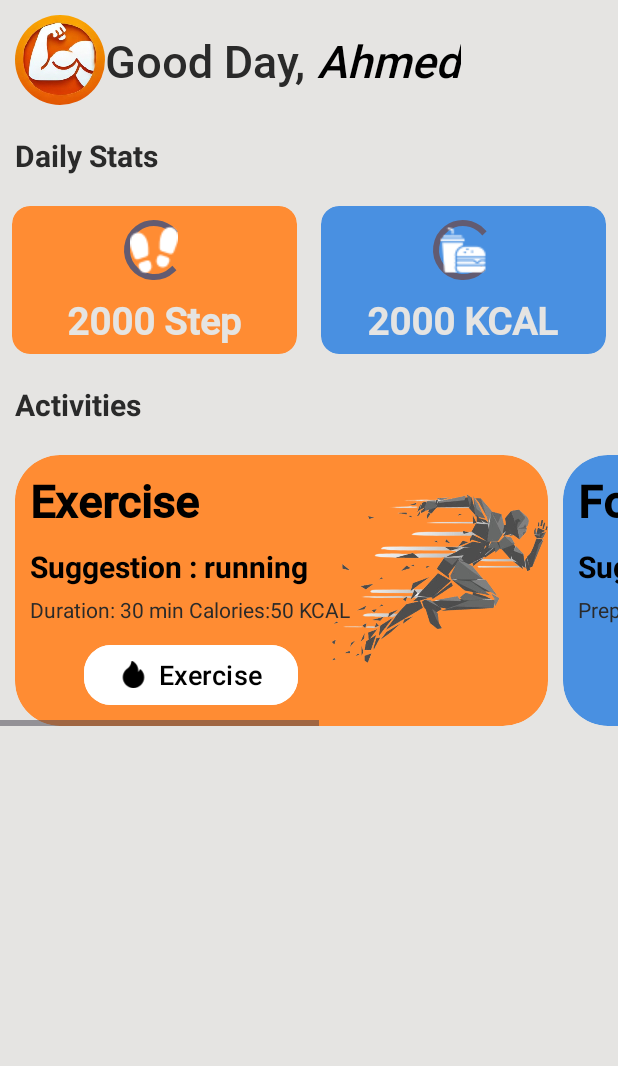
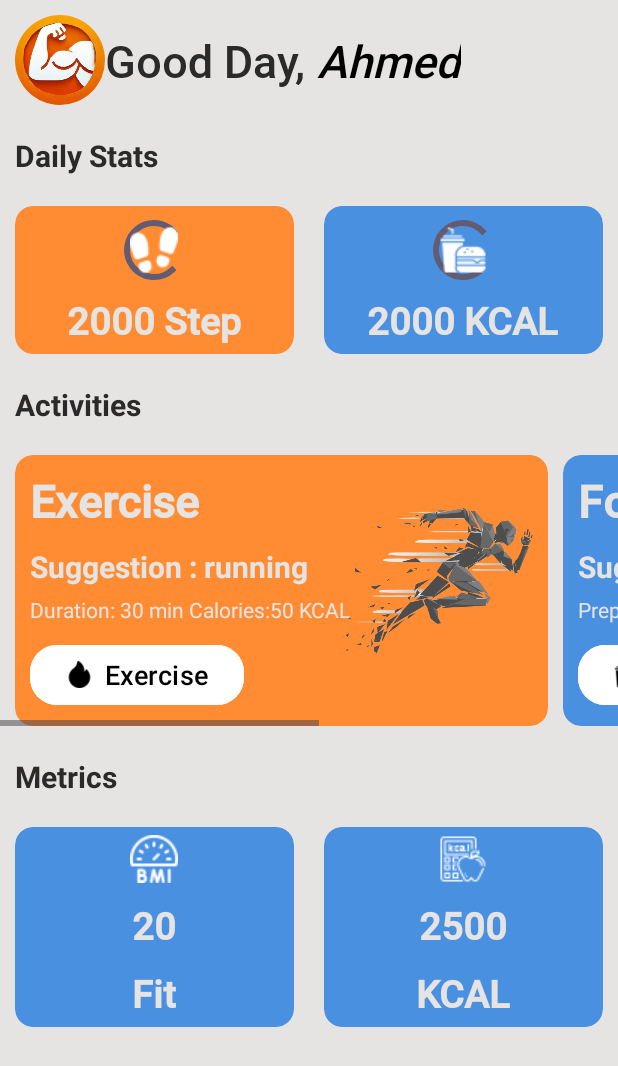
Before and after one commit to Sian1902/Go-Healthy, an Android app built with Jetpack Compose: the layout fragment_home_page.xml on its own in the app's theme, with its tools: preview values and no code run, on a phone screen of 412 x 824 dp. Shown: the top 1066 px of the screen. Run offline under Robolectric (Android 15) with nearby library versions, the phone set to English and light mode, and no system bars; plain views replace CircularProgressBar.

Commit message:
finished home page

```diff
--- a/app/build.gradle.kts
+++ b/app/build.gradle.kts
@@ -85,7 +85,7 @@ dependencies {
     implementation(libs.androidx.activity)
     implementation(libs.androidx.constraintlayout)
     implementation(libs.androidx.appcompat)
-
+    implementation ("com.github.chetankoli1.BottomNavigation:chetanbottomnavigation:0.0.3")
 // Testing
     testImplementation(libs.junit)
     androidTestImplementation(libs.androidx.junit)
--- a/app/src/main/java/com/example/gohealthy/view/MainActivity.kt
+++ b/app/src/main/java/com/example/gohealthy/view/MainActivity.kt
@@ -38,6 +38,7 @@ import com.example.gohealthy.viewModel.StepsCounterVM
 import com.google.android.gms.common.SignInButton.ColorScheme
 import com.google.android.material.bottomnavigation.BottomNavigationView
 import com.google.firebase.auth.FirebaseAuth
+import com.sagarkoli.chetanbottomnavigation.chetanBottomNavigation
 import kotlinx.coroutines.launch
 
 
@@ -92,16 +93,28 @@ class MainActivity : AppCompatActivity(), SensorEventListener {
         handleBackPress()
 
 
-        val bottomNavigationView = findViewById<BottomNavigationView>(R.id.btmNavBar)
+        val bottomNavigationView = findViewById<chetanBottomNavigation>(R.id.btmNavBar)
+        bottomNavigationView.add(chetanBottomNavigation.Model(1, R.drawable.home))
+        bottomNavigationView.add(chetanBottomNavigation.Model(2, R.drawable.user))
+        bottomNavigationView.add(chetanBottomNavigation.Model(3, R.drawable.history))
+        bottomNavigationView.add(chetanBottomNavigation.Model(4, R.drawable.baseline_chat_24))
+        bottomNavigationView.setOnShowListener { item ->
 
-
-
-        NavigationUI.setupWithNavController(bottomNavigationView, navController)
+            true
+        }
+        bottomNavigationView.setOnClickMenuListener {
+            when (it.id) {
+                1 -> navController.navigate(R.id.homePageFragment)
+                2 -> navController.navigate(R.id.profileFragment)
+                3 -> navController.navigate(R.id.historyFragment)
+                4 -> navController.navigate(R.id.homePageFragment)
+            }
+        }
 
         // Hide/show bottom navigation based on fragment
         navController.addOnDestinationChangedListener { _, destination, _ ->
             when (destination.id) {
-                R.id.welcomeFragment, R.id.signUpFragment, R.id.chatFragment, R.id.signinFragment,R.id.dailyReportFragment-> {
+                R.id.welcomeFragment, R.id.signUpFragment, R.id.signinFragment,R.id.dailyReportFragment-> {
                     bottomNavigationView.visibility = View.GONE
                 }
                 else -> {
@@ -186,12 +199,6 @@ class MainActivity : AppCompatActivity(), SensorEventListener {
         }
     }
 
-    override fun onPause() {
-        super.onPause()
-        // Unregister the sensor listener when the activity is paused
-        //sensorManager?.unregisterListener(this)
-    }
-
     private fun checkActivityRecognitionPermission() {
         // Check if the permission is already granted
         if (ContextCompat.checkSelfPermission(
--- a/app/src/main/res/layout/activity_main.xml
+++ b/app/src/main/res/layout/activity_main.xml
@@ -19,14 +19,20 @@
         app:navGraph="@navigation/nav_graph"
      />
 
-
-    <com.google.android.material.bottomnavigation.BottomNavigationView
+    <com.sagarkoli.chetanbottomnavigation.chetanBottomNavigation
         android:id="@+id/btmNavBar"
         android:layout_width="match_parent"
         android:layout_height="wrap_content"
+        android:layout_alignParentBottom="true"
         app:layout_constraintBottom_toBottomOf="parent"
-        app:layout_constraintStart_toStartOf="parent"
-        android:layout_alignParentBottom="true"
-        app:menu="@menu/menu_nav_bar"
-      />
+        app:sk_circleColor="#ffffff"
+        app:sk_backgroundBottomColor="#ffffff"
+        app:sk_countBackgroundColor="#ff6f00"
+        app:sk_countTextColor="#ffffff"
+        app:sk_defaultIconColor="#90a4ae"
+        app:sk_rippleColor="#2f424242"
+        app:sk_selectedIconColor="#3c415e"
+        app:sk_shadowColor="#1f212121">
+    </com.sagarkoli.chetanbottomnavigation.chetanBottomNavigation>
+
 </androidx.constraintlayout.widget.ConstraintLayout>
--- a/app/src/main/res/layout/fragment_home_page.xml
+++ b/app/src/main/res/layout/fragment_home_page.xml
@@ -67,7 +67,7 @@
             android:layout_weight="1"
             app:cardBackgroundColor="@color/exercise"
             android:elevation="12dp"
-            android:layout_marginHorizontal="8dp"
+            android:layout_marginHorizontal="10dp"
             app:strokeWidth="0dp"
 
             >
@@ -93,7 +93,7 @@
                     app:cpb_progressbar_color="@color/background"
                     app:cpb_progressbar_width="10dp"
                     android:layout_gravity="center"
-                    tools:cpb_progress="40"
+                    app:cpb_progress="40"
                     app:cpb_round_border="true"
                    />
                     <ImageView
@@ -110,7 +110,7 @@
                     android:layout_width="wrap_content"
                     android:layout_height="wrap_content"
                     android:layout_gravity="center"
-                    tools:text="2000 Step"
+                    android:text="2000 Step"
                     android:textStyle="bold"
                     android:fontFamily="@font/roboto_medium"
                     android:textColor="@color/background"
@@ -120,12 +120,13 @@
             </LinearLayout>
         </com.google.android.material.card.MaterialCardView>
         <com.google.android.material.card.MaterialCardView
+            android:id="@+id/caloriesCard"
             android:layout_width="0dp"
             android:layout_height="wrap_content"
             app:cardBackgroundColor="@color/calories"
             android:elevation="12dp"
             android:layout_weight="1"
-            android:layout_marginHorizontal="8dp"
+            android:layout_marginHorizontal="10dp"
             app:strokeWidth="0dp"
             >
             <LinearLayout
@@ -149,7 +150,7 @@
                         app:cpb_progressbar_color="@color/background"
                         app:cpb_progressbar_width="10dp"
                         android:layout_gravity="center"
-                        tools:cpb_progress="80"
+                        app:cpb_progress="80"
                         app:cpb_round_border="true"
                         />
                     <ImageView
@@ -166,7 +167,7 @@
                     android:layout_width="wrap_content"
                     android:layout_height="wrap_content"
                     android:layout_gravity="center"
-                    tools:text="2000 KCAL"
+                    android:text="2000 KCAL"
                     android:textStyle="bold"
                     android:fontFamily="@font/roboto_medium"
                     android:textColor="@color/background"
@@ -189,7 +190,8 @@
         android:textSize="20sp"
         android:textStyle="bold"
         />
-<HorizontalScrollView
+    <HorizontalScrollView
+        android:id="@+id/activityScrollView"
     android:layout_width="match_parent"
     android:layout_height="wrap_content"
     app:layout_constraintTop_toBottomOf="@id/activitiesText"
@@ -200,7 +202,7 @@
         android:layout_width="match_parent"
         android:layout_height="match_parent"
         android:orientation="horizontal"
-        android:layout_marginLeft="10dp"
+      android:layout_marginHorizontal="10dp"
         >
     <com.google.android.material.card.MaterialCardView
         android:layout_width="wrap_content"
@@ -208,7 +210,6 @@
         app:cardBackgroundColor="@color/exercise"
         android:elevation="12dp"
         app:strokeWidth="0dp"
-        app:cardCornerRadius="30dp"
         >
 
         <androidx.constraintlayout.widget.ConstraintLayout
@@ -222,7 +223,7 @@
                 android:fontFamily="@font/roboto_medium"
                 android:padding="10dp"
                 android:text="@string/exercise"
-                android:textColor="@android:color/black"
+                android:textColor="@color/background"
                 android:textSize="30sp"
                 android:textStyle="bold"
                 app:layout_constraintStart_toStartOf="parent"
@@ -234,7 +235,7 @@
                 android:layout_height="wrap_content"
                 android:paddingHorizontal="10dp"
                 android:text="@string/suggestion_running"
-                android:textColor="@android:color/black"
+                android:textColor="@color/background"
                 android:textSize="20sp"
                 android:textStyle="bold"
                 app:layout_constraintStart_toStartOf="@id/exerciseCardTitle"
@@ -247,7 +248,7 @@
                 android:paddingHorizontal="10dp"
                 android:paddingTop="5dp"
                 android:text="@string/duration_30_min_calories_50_kcal"
-                android:textColor="@color/darkGrey"
+                android:textColor="@color/background"
                 app:layout_constraintStart_toStartOf="@id/exerciseCardTitle"
                 app:layout_constraintTop_toBottomOf="@id/exerciseSuggestion" />
 
@@ -259,7 +260,8 @@
                 app:layout_constraintBottom_toBottomOf="parent"
                 app:layout_constraintEnd_toEndOf="parent"
                 app:layout_constraintStart_toEndOf="@id/exerciseSuggestion"
-                app:layout_constraintTop_toTopOf="parent" />
+                app:layout_constraintTop_toTopOf="parent"
+                android:padding="10dp"/>
 
             <com.google.android.material.button.MaterialButton
                 android:layout_width="wrap_content"
@@ -273,9 +275,9 @@
                 app:icon="@drawable/fire"
                 app:iconTint="@android:color/black"
                 app:layout_constraintBottom_toBottomOf="parent"
-                app:layout_constraintEnd_toEndOf="@id/insights"
                 app:layout_constraintStart_toStartOf="@id/insights"
-                app:layout_constraintTop_toBottomOf="@id/insights" />
+                app:layout_constraintTop_toBottomOf="@id/insights"
+                android:layout_marginHorizontal="10dp"/>
         </androidx.constraintlayout.widget.ConstraintLayout>
     </com.google.android.material.card.MaterialCardView>
     <com.google.android.material.card.MaterialCardView
@@ -285,7 +287,6 @@
         android:elevation="12dp"
         android:layout_marginHorizontal="10dp"
         app:strokeWidth="0dp"
-        app:cardCornerRadius="30dp"
         >
         <androidx.constraintlayout.widget.ConstraintLayout
             android:layout_width="match_parent"
@@ -301,7 +302,7 @@
                 android:padding="10dp"
                 android:textSize="30sp"
                 android:textStyle="bold"
-                android:textColor="@android:color/black"
+                android:textColor="@color/background"
                 android:fontFamily="@font/roboto_medium"
                 />
             <TextView
@@ -314,7 +315,7 @@
                 android:textSize="20sp"
                 android:text="@string/suggestion_cezar_salad"
                 android:textStyle="bold"
-                android:textColor="@android:color/black"/>
+                android:textColor="@color/background"/>
             <TextView
                 android:id="@+id/foodInsights"
                 android:layout_width="wrap_content"
@@ -323,7 +324,7 @@
                 app:layout_constraintTop_toBottomOf="@id/foodSuggestion"
                 android:paddingHorizontal="10dp"
                 android:paddingTop="5dp"
-                android:textColor="@color/darkGrey"
+                android:textColor="@color/background"
                 android:text="@string/preparation_30_min_calories_300_kcal"/>
             <ImageView
                 android:id="@+id/foodImage"
@@ -333,7 +334,7 @@
                 app:layout_constraintTop_toTopOf="parent"
                 app:layout_constraintBottom_toBottomOf="parent"
                 android:src="@drawable/food_suggestion"
-
+                android:padding="10dp"
                 app:layout_constraintEnd_toEndOf="parent"/>
 
             <com.google.android.material.button.MaterialButton
@@ -345,7 +346,7 @@
                 app:layout_constraintBottom_toBottomOf="parent"
                 app:layout_constraintStart_toStartOf="@id/foodInsights"
                 app:layout_constraintTop_toBottomOf="@id/foodInsights"
-                app:layout_constraintEnd_toEndOf="@id/foodInsights"
+               android:layout_marginHorizontal="10dp"
                 android:text="@string/have_a_meal"
                 android:textSize="18sp"
                 android:textColor="@android:color/black"
@@ -355,5 +356,126 @@
     </com.google.android.material.card.MaterialCardView>
     </LinearLayout>
 </HorizontalScrollView>
+    <TextView
+        android:id="@+id/metricsText"
+        android:layout_width="wrap_content"
+        android:layout_height="wrap_content"
+        android:text="@string/metrics"
+        app:layout_constraintTop_toBottomOf="@id/activityScrollView"
+        app:layout_constraintStart_toStartOf="@id/logo"
+        android:paddingVertical="20dp"
+        android:textColor="@color/darkGrey"
+        android:textSize="20sp"
+        android:textStyle="bold"
+        />
+    <LinearLayout
+        android:layout_width="match_parent"
+        android:layout_height="wrap_content"
+        app:layout_constraintTop_toBottomOf="@id/metricsText"
+        android:orientation="horizontal"
+        >
+        <com.google.android.material.card.MaterialCardView
+            android:id="@+id/BMICard"
+            android:layout_width="0dp"
+            android:layout_height="wrap_content"
+            app:cardBackgroundColor="@color/calories"
+            android:elevation="12dp"
+            android:layout_weight="1"
+            android:layout_marginHorizontal="10dp"
+            app:strokeWidth="0dp"
+            >
+            <LinearLayout
+                android:layout_width="match_parent"
+                android:layout_height="match_parent"
+                android:orientation="vertical">
+                    <ImageView
+                        android:layout_width="wrap_content"
+                        android:layout_height="wrap_content"
+                        android:src="@drawable/bmi"
+                        android:layout_gravity="center"
+                        android:layout_margin="5dp"
+                   />
+
+                <TextView
+                    android:id="@+id/BMItext"
+                    android:layout_width="wrap_content"
+                    android:layout_height="wrap_content"
+                    android:layout_gravity="center"
+                    android:text="20"
+                    android:textStyle="bold"
+                    android:fontFamily="@font/roboto_medium"
+                    android:textColor="@color/background"
+                    android:textSize="25sp"
+                   android:padding="5dp"
+                    />
+
+                <TextView
+                    android:id="@+id/BMIRangeText"
+                    android:layout_width="wrap_content"
+                    android:layout_height="wrap_content"
+                    android:layout_gravity="center"
+                    android:text="@string/fit"
+                    android:textStyle="bold"
+                    android:fontFamily="@font/roboto_medium"
+                    android:textColor="@color/background"
+                    android:textSize="25sp"
+                    android:padding="5dp"
+                    />
+            </LinearLayout>
+
+        </com.google.android.material.card.MaterialCardView>
+        <com.google.android.material.card.MaterialCardView
+            android:id="@+id/dailyCaloriesCard"
+            android:layout_width="0dp"
+            android:layout_height="wrap_content"
+            app:cardBackgroundColor="@color/calories"
+            android:elevation="12dp"
+            android:layout_weight="1"
+            android:layout_marginHorizontal="10dp"
+            app:strokeWidth="0dp"
+            >
+            <LinearLayout
+                android:layout_width="match_parent"
+                android:layout_height="match_parent"
+                android:orientation="vertical">
+                <ImageView
+                    android:layout_width="wrap_content"
+                    android:layout_height="wrap_content"
+                    android:src="@drawable/calories_calculator"
+                    android:layout_gravity="center"
+                    android:layout_margin="5dp"
+                    />
+
+                <TextView
+                    android:id="@+id/dailyCaloriesText"
+                    android:layout_width="wrap_content"
+                    android:layout_height="wrap_content"
+                    android:layout_gravity="center"
+                    android:text="2500"
+                    android:textStyle="bold"
+                    android:fontFamily="@font/roboto_medium"
+                    android:textColor="@color/background"
+                    android:textSize="25sp"
+                    android:padding="5dp"
+                    />
+
+                <TextView
+                    android:id="@+id/KCal"
+                    android:layout_width="wrap_content"
+                    android:layout_height="wrap_content"
+                    android:layout_gravity="center"
+                    android:text="KCAL"
+                    android:textStyle="bold"
+                    android:fontFamily="@font/roboto_medium"
+                    android:textColor="@color/background"
+                    android:textSize="25sp"
+                    android:padding="5dp"
+                    />
+            </LinearLayout>
+
+        </com.google.android.material.card.MaterialCardView>
+
+    </LinearLayout>
+
 
 </androidx.constraintlayout.widget.ConstraintLayout>
--- a/app/src/main/res/values/strings.xml
+++ b/app/src/main/res/values/strings.xml
@@ -72,5 +72,7 @@
     <string name="preparation_30_min_calories_300_kcal">Preparation: 30 min Calories: 300 KCAL</string>
     <string name="eat">Eat</string>
     <string name="have_a_meal">Have a Meal</string>
+    <string name="metrics">Metrics</string>
+    <string name="fit">Fit</string>
 
 </resources>
```
Also changed, not shown: app/src/main/res/drawable/bmi.png (added), app/src/main/res/drawable/calories_calculator.png (added), app/src/main/res/font/source_dans_pro.ttf (added), app/src/main/res/font/source_dans_pro_black.ttf (added), app/src/main/res/font/source_dans_pro_black_italic.ttf (added), app/src/main/res/font/source_dans_pro_bold.ttf (added), app/src/main/res/font/source_dans_pro_bold_italic.ttf (added), app/src/main/res/font/source_dans_pro_extra_light.ttf (added), app/src/main/res/font/source_dans_pro_extra_light_italic.ttf (added), app/src/main/res/font/source_dans_pro_italic.ttf (added), app/src/main/res/font/source_dans_pro_light.ttf (added), app/src/main/res/font/source_dans_pro_light_italic.ttf (added), app/src/main/res/font/source_dans_pro_regular.ttf (added), app/src/main/res/font/source_dans_pro_semibold.ttf (added), 1 other file.
